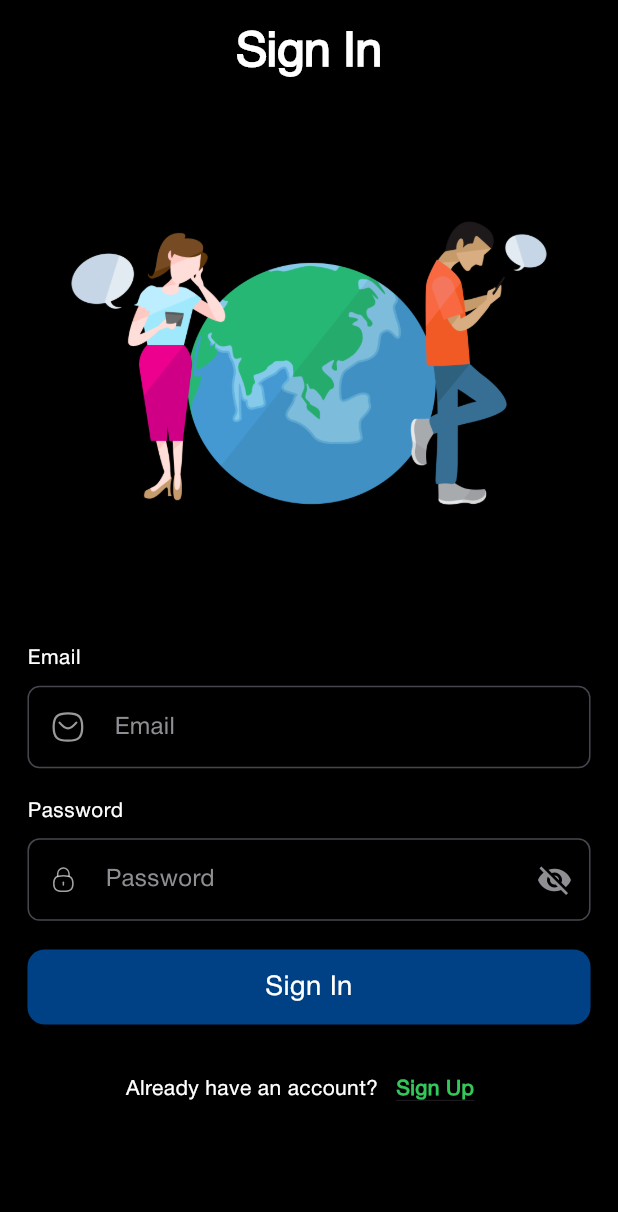
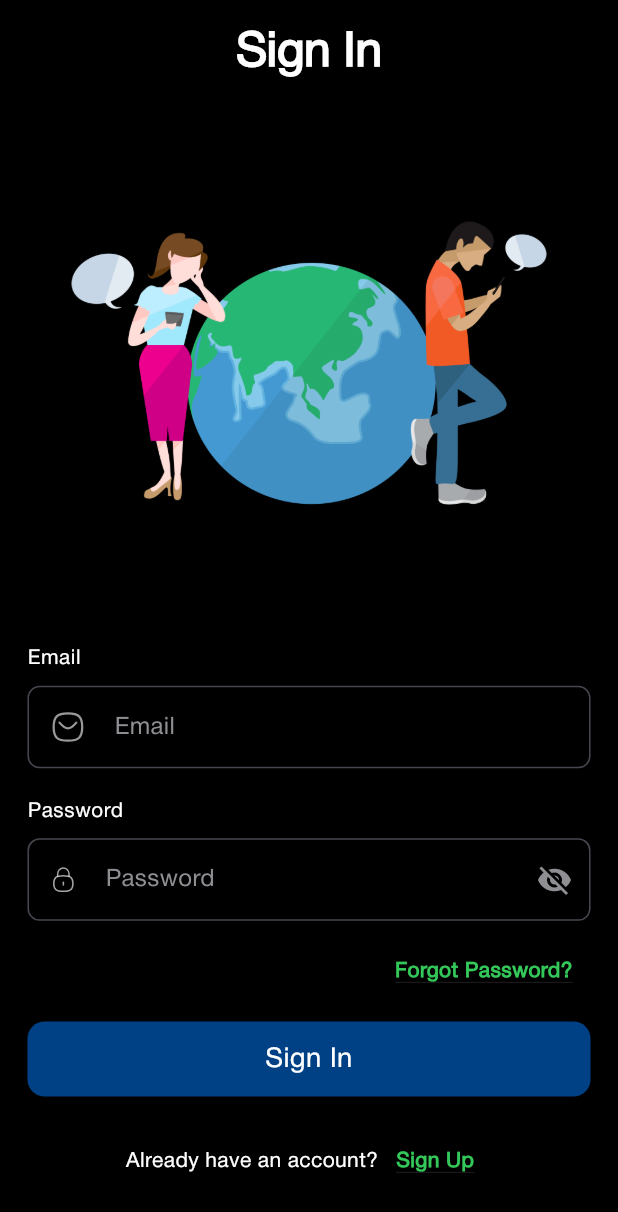
Before and after one commit to Olamidotune/chatterbox, a Flutter app: the Signin screen opened by its route, on a phone screen of 412 x 824 dp. Shown: the top 1212 px of the screen. Run offline on Flutter 3.47's test engine with Material 3 defaults, Android fonts, the phone set to English and light mode, and no system bars; our stand-ins replace cloud_firestore, email_validator, firebase_auth, firebase_core, flutter_screenutil, flutter_svg and 2 more; accounts and stored records are empty.

Commit message:
feat: add forgot password functionality with UI and email validation

```diff
--- a/lib/main.dart
+++ b/lib/main.dart
@@ -1,4 +1,5 @@
 import 'package:chatterbox/src/core/constants/app_colors.dart';
+import 'package:chatterbox/src/features/authentication/presentation/pages/forgot_password.dart';
 import 'package:chatterbox/src/features/authentication/presentation/pages/onboarding.dart';
 import 'package:chatterbox/src/features/authentication/presentation/pages/signin.dart';
 import 'package:chatterbox/src/features/authentication/presentation/pages/signup.dart';
@@ -61,6 +62,7 @@ class MyApp extends StatelessWidget {
           Signin.routeName: (context) => const Signin(),
           SignUp.routeName: (context) => const SignUp(),
           ChatScreen.routeName: (context) => const ChatScreen(),
+          ForgotPassword.routeName: (context) => const ForgotPassword(),
         },
       ),
     );
--- a/lib/src/core/constants/app_strings.dart
+++ b/lib/src/core/constants/app_strings.dart
@@ -37,4 +37,10 @@ class AppStrings {
   static const String signInFailed = 'Sign in failed';
   static const String signOutFailed = 'Sign out failed';
   static const String invalidEmailAddress = 'Invalid email address';
+  static const String hiThereYouForgotYourPassword =
+      "Hi there! You forgot your password?, Don't fret! We got you covered.";
+  static const String dontWorry = "Don't worry!";
+  static const String enterYourEmailAndWellSendYouAResetLink =
+      "Enter your email and we'll send you a reset link";
+  static const String enterRegisteredEmail = 'Enter Registered Email';
 }
--- a/lib/src/features/authentication/presentation/pages/signin.dart
+++ b/lib/src/features/authentication/presentation/pages/signin.dart
@@ -1,6 +1,7 @@
 import 'package:chatterbox/src/core/constants/app_colors.dart';
 import 'package:chatterbox/src/core/constants/app_spacing.dart';
 import 'package:chatterbox/src/core/constants/app_strings.dart';
+import 'package:chatterbox/src/features/authentication/presentation/pages/forgot_password.dart';
 import 'package:chatterbox/src/features/authentication/presentation/pages/signup.dart';
 import 'package:chatterbox/src/features/authentication/services/database.dart';
 import 'package:chatterbox/src/features/chat/presentation/pages/chat_screen.dart';
@@ -106,7 +107,32 @@ class _SigninState extends State<Signin> {
                           return null;
                         },
                       ),
-                      AppSpacing.verticalSpaceMedium,
+                      AppSpacing.verticalSpaceSmall,
+                      Row(
+                        mainAxisAlignment: MainAxisAlignment.end,
+                        children: [
+                          TextButton(
+                            onPressed: () {
+                              Navigator.pushNamed(
+                                context,
+                                ForgotPassword.routeName,
+                              );
+                            },
+                            child: Text(
+                              AppStrings.forgotPassword,
+                              style: Theme.of(context)
+                                  .textTheme
+                                  .bodyMedium!
+                                  .copyWith(
+                                    color: AppColors.greenColor,
+                                    fontWeight: FontWeight.bold,
+                                    decoration: TextDecoration.underline,
+                                  ),
+                            ),
+                          ),
+                        ],
+                      ),
+                      AppSpacing.verticalSpaceSmall,
                       Button(
                         busy: _busy,
                         text: AppStrings.signIn,
--- a/lib/src/shared/custom_snackbar.dart
+++ b/lib/src/shared/custom_snackbar.dart
@@ -14,7 +14,7 @@ class CustomSnackbar {
         style: Theme.of(context)
             .textTheme
             .bodyMedium!
-            .copyWith(color: AppColors.whiteColor),
+            .copyWith(color: AppColors.whiteColor, fontWeight: FontWeight.bold),
       ),
       behavior: SnackBarBehavior.floating,
       backgroundColor: isError ? AppColors.errorColor : AppColors.greenColor,
```
Also changed, not shown: lib/src/features/authentication/presentation/pages/forgot_password.dart (added, +124 -0 lines).
